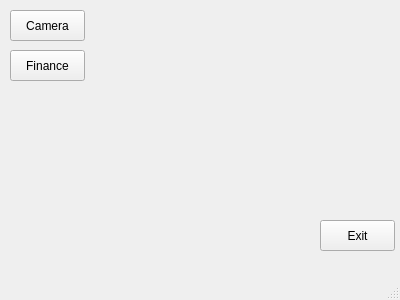
Qt form qt_project/qtmainwindow.ui (RockyChing/qt_play) before a commit.
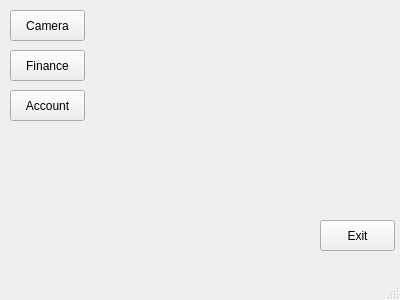
The same form after that commit.

Diff of the .ui file:
```diff
--- a/qt_project/qtmainwindow.ui
+++ b/qt_project/qtmainwindow.ui
@@ -53,6 +53,19 @@
      <string>Exit</string>
     </property>
    </widget>
+   <widget class="QPushButton" name="btnAccount">
+    <property name="geometry">
+     <rect>
+      <x>10</x>
+      <y>90</y>
+      <width>75</width>
+      <height>31</height>
+     </rect>
+    </property>
+    <property name="text">
+     <string>Account</string>
+    </property>
+   </widget>
   </widget>
   <widget class="QMenuBar" name="menuBar">
    <property name="geometry">
```
